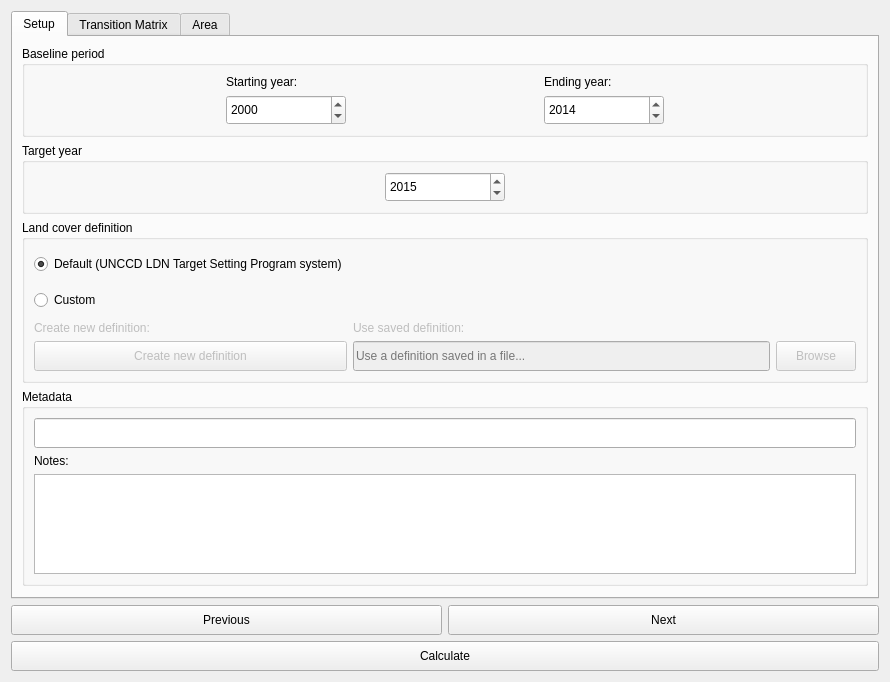
ConservationInternational/trends.earth, file LDMP/gui/DlgCalculateLC.ui: the form before one commit.
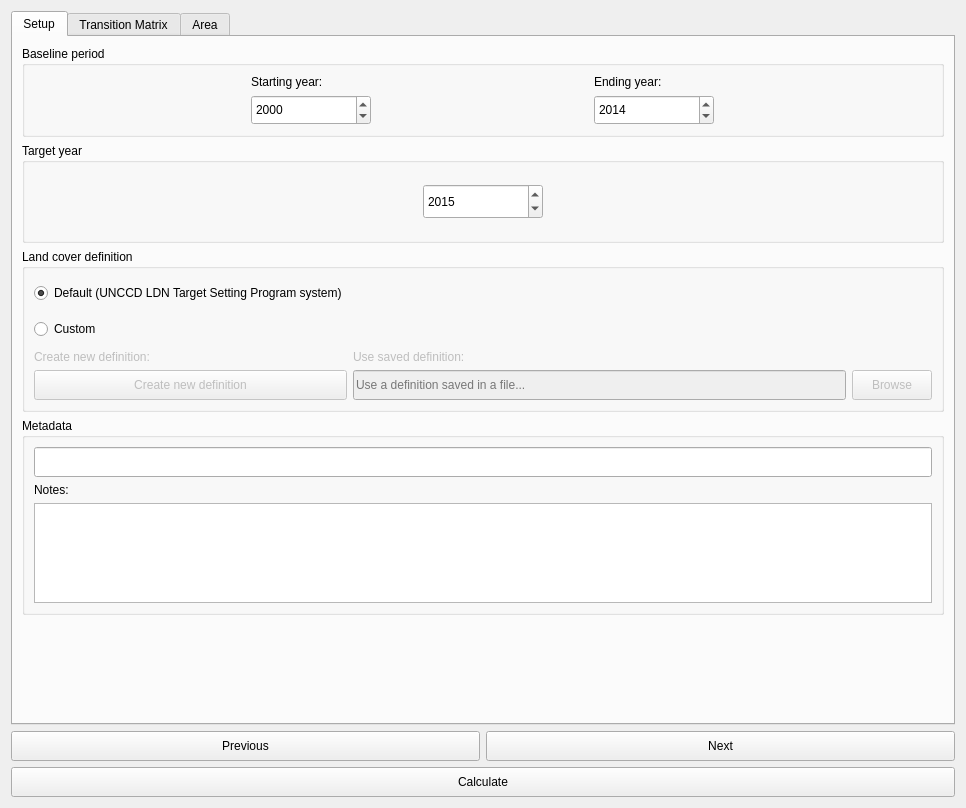
The form after the commit.

Diff of the .ui file:
```diff
--- a/LDMP/gui/DlgCalculateLC.ui
+++ b/LDMP/gui/DlgCalculateLC.ui
@@ -6,8 +6,8 @@
    <rect>
     <x>0</x>
     <y>0</y>
-    <width>890</width>
-    <height>656</height>
+    <width>966</width>
+    <height>808</height>
    </rect>
   </property>
   <property name="sizePolicy">
```
Left out of the diff: 14 changed lines with no effect on the pictures.
